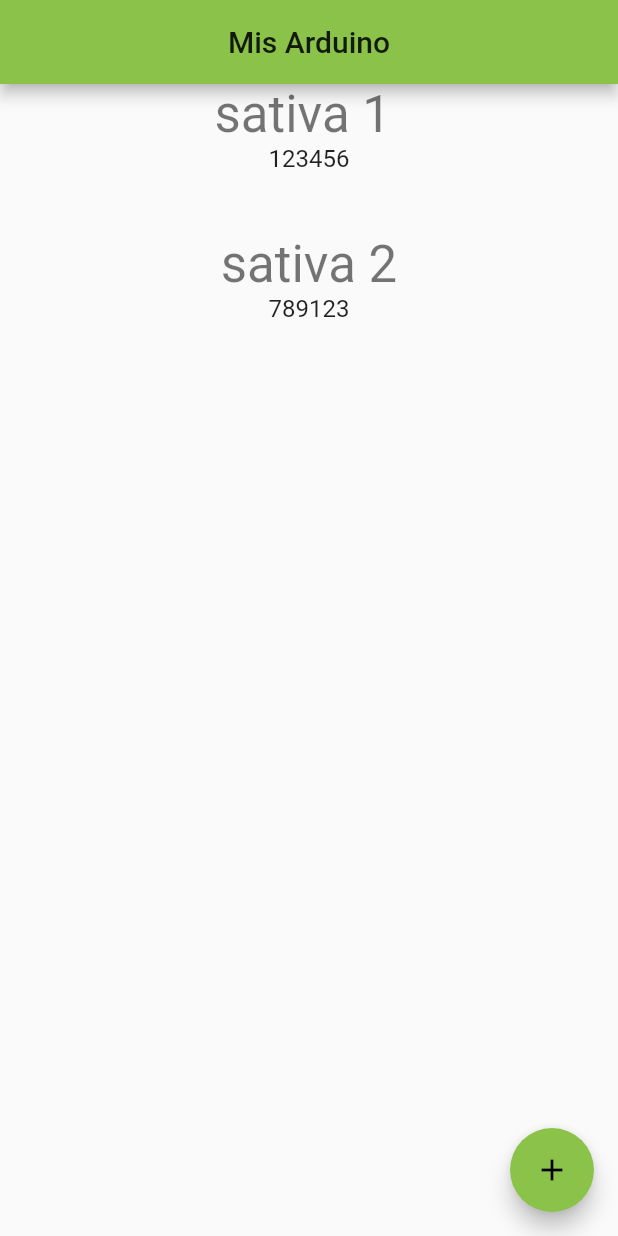
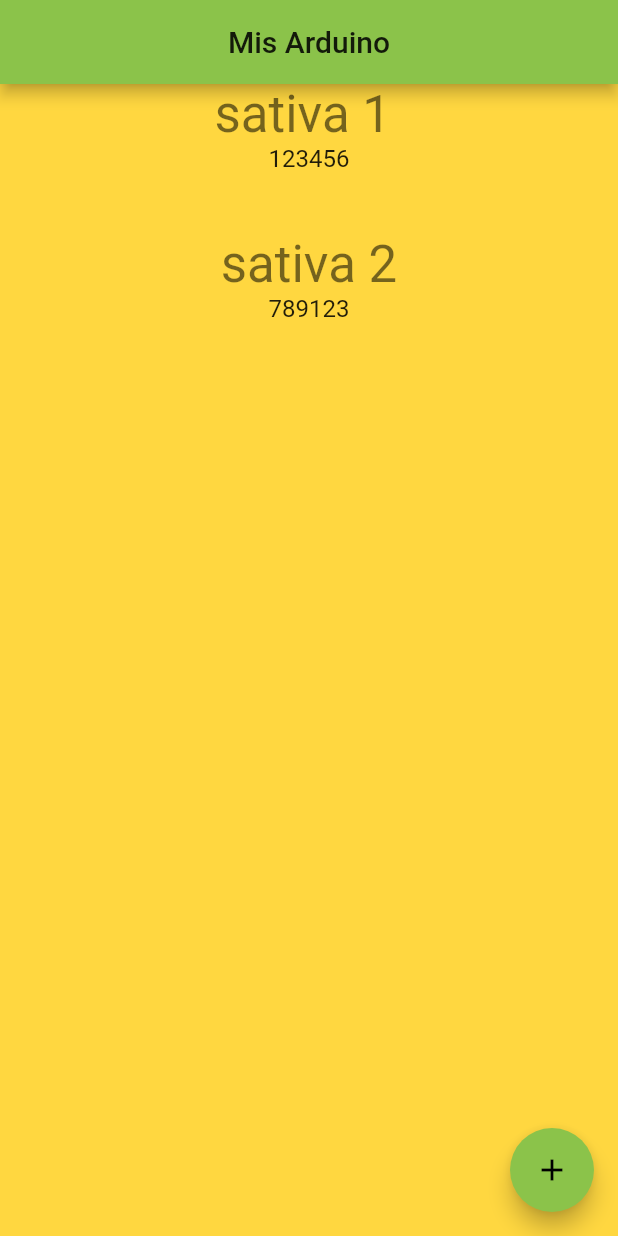
Before and after one commit to ExeSalinas/NetGrow, a Flutter app: the screen it shows after launch, on a phone screen of 412 x 824 dp. Run offline on Flutter 3.47's test engine with Material 2 defaults, Android fonts, the light colour scheme and no system bars.

Commit message:
Responsive Checkeado y funcionando :)  Probando Themes

```diff
--- a/netgrow/lib/main.dart
+++ b/netgrow/lib/main.dart
@@ -14,6 +14,12 @@
       debugShowCheckedModeBanner: false,
       title: 'Net Grow',
       theme: ThemeData(
+        buttonColor: Colors.lightGreen,
+        canvasColor: Colors.amberAccent,
+        cardColor: Colors.white70,
+        cardTheme: CardTheme(elevation: 12 , shape: BeveledRectangleBorder(
+            borderRadius: BorderRadius.all(Radius.circular(8.0))),  shadowColor: Colors.grey.shade400, ),
+
 
         primarySwatch: Colors.lightGreen,
       ),
```
Also changed, not shown: netgrow/lib/Sensors_widgets/light_widget.dart (+3 -4 lines), netgrow/lib/dashboard_route.dart (+14 -7 lines).
